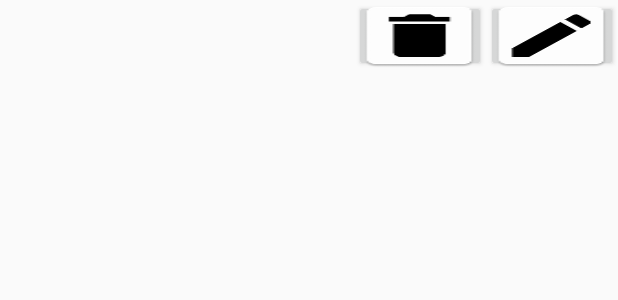
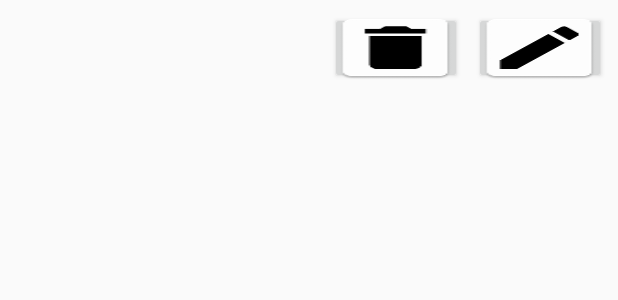
Before and after one commit to badogluEnis/android_toDos, an Android app: the layout todos_list_item.xml on its own in the app's theme, with its tools: preview values and no code run, on a phone screen of 412 x 824 dp. Shown: the top 300 px of the screen. Run offline under Robolectric (Android 15) with nearby library versions, the phone set to English and light mode, and no system bars.

Commit message:
Versuch der Datenbank in List und gelöschte Icons wieder hinzugefügt

```diff
--- a/ToDos/app/src/main/java/ch/bbcag/todos/ToDos.java
+++ b/ToDos/app/src/main/java/ch/bbcag/todos/ToDos.java
@@ -6,6 +6,8 @@ public final class ToDos {
     private String title;
     private String description;
     private String date;
+    private boolean pushmessage;
+    private boolean isopen;
 
     public int getId() {
         return id;
@@ -55,8 +57,5 @@ public final class ToDos {
         this.isopen = isopen;
     }
 
-    private boolean pushmessage;
-    private boolean isopen;
-
 
 }
--- a/ToDos/app/src/main/java/ch/bbcag/todos/ToDosDAO.java
+++ b/ToDos/app/src/main/java/ch/bbcag/todos/ToDosDAO.java
@@ -12,9 +12,7 @@ import java.util.List;
 public class ToDosDAO {
 
     private SQLiteDatabase db;
-    private ToDosHelper dbHelper;
     private static ToDosDAO instance;
-    Integer id;
 
     private ToDosDAO(Context context) {
 
@@ -33,13 +31,12 @@ public class ToDosDAO {
         db.close();
     }
 
-    public void createToDo(String title, String description, String date, Integer pushmessage, Integer isopen) {
+    public void createToDo(String title, String description, String date, Integer pushmessage) {
         ContentValues contentValues = new ContentValues();
         contentValues.put("title", title);
         contentValues.put("description", description);
         contentValues.put("date", date);
         contentValues.put("pushmessage", pushmessage);
-        contentValues.put("isopen", isopen);
 
         db.insert("ToDos", null, contentValues);
     }
--- a/ToDos/app/src/main/java/ch/bbcag/todos/ToDosEntry.java
+++ b/ToDos/app/src/main/java/ch/bbcag/todos/ToDosEntry.java
@@ -2,8 +2,7 @@ package ch.bbcag.todos;
 
 public class ToDosEntry {
 
-    public static final String DATABASE_NAME = "ToDos";
-    public static final int DATABASE_VERSION = 1;
+
 
     public static final String TABLE_TODOS = "ToDos";
 
--- a/ToDos/app/src/main/res/layout/todos_list_item.xml
+++ b/ToDos/app/src/main/res/layout/todos_list_item.xml
@@ -1,24 +1,41 @@
 <?xml version="1.0" encoding="utf-8"?>
-<LinearLayout xmlns:android="http://schemas.android.com/apk/res/android"
+<android.support.constraint.ConstraintLayout xmlns:android="http://schemas.android.com/apk/res/android"
+    xmlns:app="http://schemas.android.com/apk/res-auto"
+    xmlns:tools="http://schemas.android.com/tools"
     android:layout_width="match_parent"
     android:layout_height="match_parent"
     android:orientation="horizontal">
 
     <TextView
         android:id="@+id/title"
-        android:layout_width="match_parent"
-        android:layout_height="wrap_content"
-        android:layout_weight="0.20" />
+        android:layout_width="154dp"
+        android:layout_height="47dp"
+        android:layout_weight="0.20"
+        app:layout_constraintRight_toLeftOf="@+id/mark_delete"
+        android:layout_marginRight="8dp"
+        android:layout_marginLeft="8dp"
+        app:layout_constraintLeft_toLeftOf="parent"
+        app:layout_constraintTop_toTopOf="parent"
+        android:layout_marginTop="8dp"
+        tools:layout_editor_absoluteX="-17dp" />
 
     <Button
         android:id="@+id/mark_delete"
         android:layout_width="wrap_content"
         android:layout_height="wrap_content"
-        android:foreground="@mipmap/ic_delete_black"/>
+        android:foreground="@mipmap/ic_delete_black"
+        app:layout_constraintTop_toTopOf="parent"
+        android:layout_marginTop="8dp"
+        app:layout_constraintRight_toLeftOf="@+id/mark_done"
+        android:layout_marginRight="8dp" />
 
     <Button
         android:id="@+id/mark_done"
         android:layout_width="wrap_content"
         android:layout_height="wrap_content"
-        android:foreground="@mipmap/ic_edit_black"/>
-</LinearLayout>
+        android:foreground="@mipmap/ic_edit_black"
+        app:layout_constraintTop_toTopOf="parent"
+        android:layout_marginTop="8dp"
+        android:layout_marginRight="8dp"
+        app:layout_constraintRight_toRightOf="parent" />
+</android.support.constraint.ConstraintLayout>
```
Also changed, not shown: ToDos/app/src/main/java/ch/bbcag/todos/ToDosAdapter.java (+4 -4 lines), ToDos/app/src/main/java/ch/bbcag/todos/ToDosHelper.java (+4 -4 lines), ToDos/app/src/main/res/mipmap-hdpi/ic_launcher.png (added), ToDos/app/src/main/res/mipmap-hdpi/ic_launcher_round.png (added), ToDos/app/src/main/res/mipmap-mdpi/ic_launcher.png (added), ToDos/app/src/main/res/mipmap-mdpi/ic_launcher_round.png (added), ToDos/app/src/main/res/mipmap-xhdpi/ic_launcher.png (added), ToDos/app/src/main/res/mipmap-xhdpi/ic_launcher_round.png (added), ToDos/app/src/main/res/mipmap-xxhdpi/ic_launcher.png (added), ToDos/app/src/main/res/mipmap-xxhdpi/ic_launcher_round.png (added), ToDos/app/src/main/res/mipmap-xxxhdpi/ic_launcher.png (added), ToDos/app/src/main/res/mipmap-xxxhdpi/ic_launcher_round.png (added).
